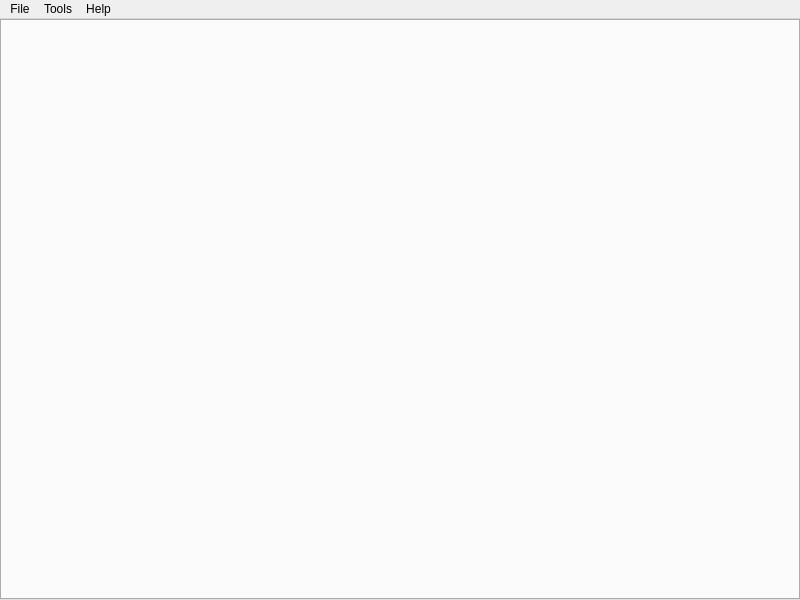
SamVanheer/HalfLifeAssetManager, file src/tools/hlmv/ui/HLMVMainWindow.ui: the form before one commit.
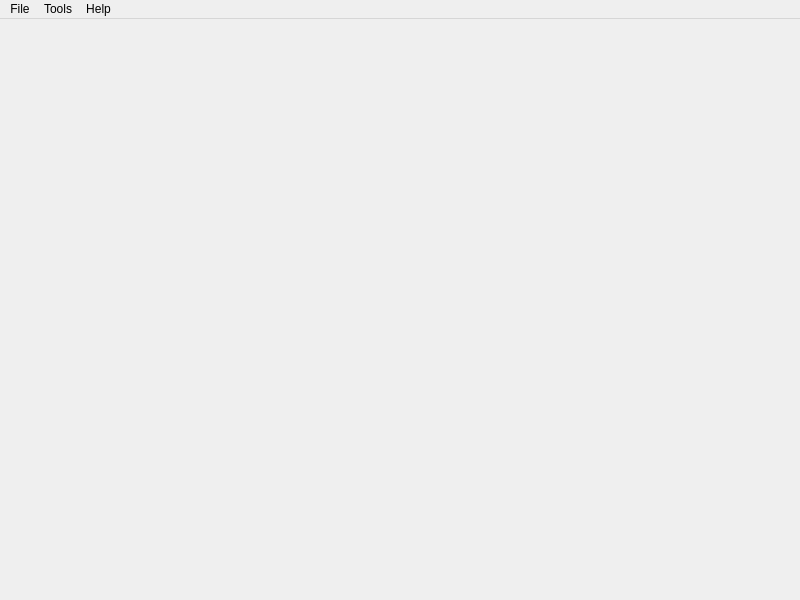
The form after the commit.

Commit message: Create main window tab widget directly and set it as central widget, remove tab pane padding to eliminate borders

Patch:
```diff
--- a/src/tools/hlmv/ui/HLMVMainWindow.ui
+++ b/src/tools/hlmv/ui/HLMVMainWindow.ui
@@ -13,25 +13,7 @@
   <property name="windowTitle">
    <string>MainWindow</string>
   </property>
-  <widget class="QWidget" name="CentralWidget">
-   <layout class="QVBoxLayout" name="verticalLayout">
-    <property name="leftMargin">
-     <number>0</number>
-    </property>
-    <property name="topMargin">
-     <number>0</number>
-    </property>
-    <property name="rightMargin">
-     <number>0</number>
-    </property>
-    <property name="bottomMargin">
-     <number>0</number>
-    </property>
-    <item>
-     <widget class="QTabWidget" name="AssetTabs"/>
-    </item>
-   </layout>
-  </widget>
+  <widget class="QWidget" name="CentralWidget"/>
   <widget class="QMenuBar" name="MenuBar">
    <property name="geometry">
     <rect>
```
The commit also changes 2 other files.
